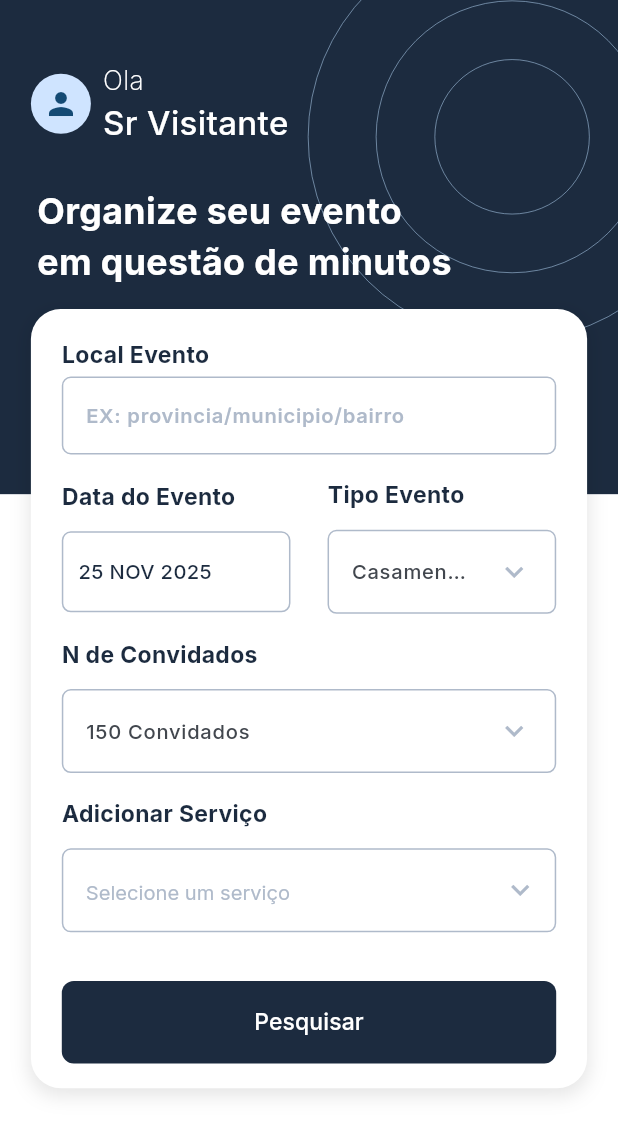
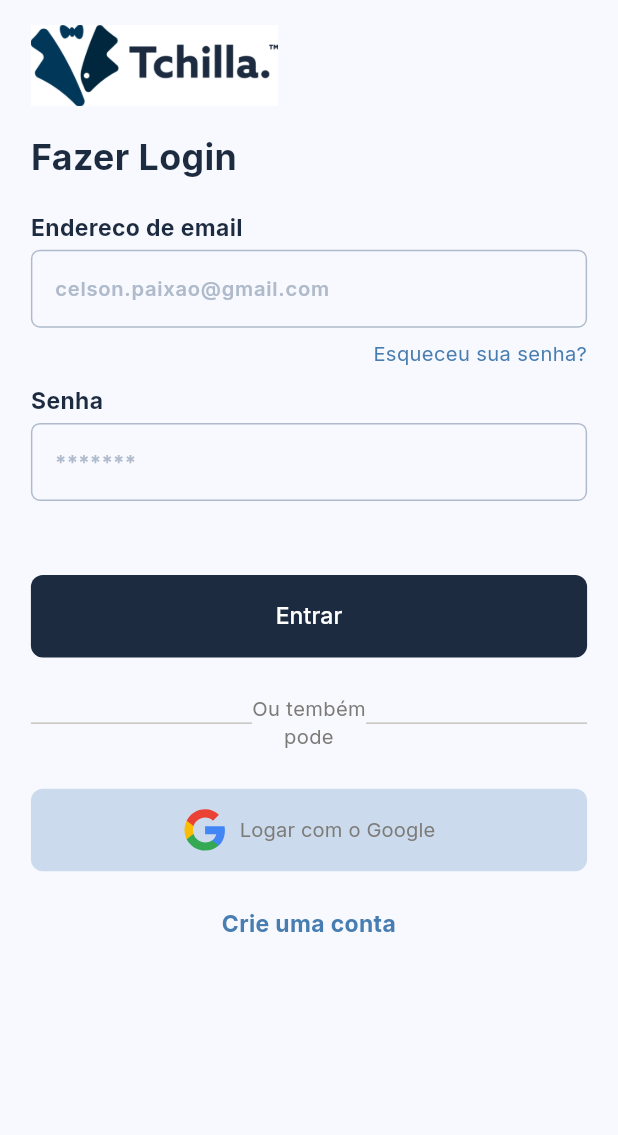
Before and after one commit to Tchilla-TCC-StartUp/tchilla-app-user, a Flutter app: the screen it shows after launch, on a phone screen of 412 x 824 dp. Shown: the top 1135 px of the screen. Run offline on Flutter 3.47's test engine with Material 3 defaults, Android fonts, the phone set to English and light mode, and no system bars; our stand-ins replace flutter_modular, flutter_svg, google_fonts, responsive_sizer.

Commit message:
create login page , regsiter page and add viewmodels

```diff
--- a/lib/resources/app_constats.dart
+++ b/lib/resources/app_constats.dart
@@ -6,3 +6,5 @@ const String logoSvg = '${vectoresPash}logo.svg';
 const String logotipoSvg = '${vectoresPash}logotipo.svg';
 const String logoPng = '${vectoresPash}logo3x.png';
 const String logotipoPng = '${vectoresPash}logotipo3x.png';
+
+const String googlelogoSvg = '${vectoresPash}Google__G__logo.svg';
--- a/lib/resources/app_routers.dart
+++ b/lib/resources/app_routers.dart
@@ -5,3 +5,5 @@ final String initialRoute = Modular.initialRoute;
 final String mainRouter = "${initialRoute}main";
 
 final String homePage = "$mainRouter/home";
+final String loginPage = "$mainRouter/login";
+final String registerPage = "$mainRouter/register";
--- a/lib/style/app_text_style.dart
+++ b/lib/style/app_text_style.dart
@@ -22,7 +22,7 @@ enum TextStyleEnum {
   overline,
 }
 
-TextStyle getTextStyle(TextStyleEnum style, {Color color = primary950}) {
+TextStyle getTextStyle(TextStyleEnum style, {Color color = primary950,}) {
   switch (style) {
     case TextStyleEnum.p_normal:
       return GoogleFonts.inter(
--- a/lib/util/interface/inavigation.dart
+++ b/lib/util/interface/inavigation.dart
@@ -1,3 +1,5 @@
 abstract class INavigation {
- Future<void> navigateToHome();
+  Future<void> navigateToHome();
+  Future<void> navigateToLoginPage();
+    Future<void> navigateToRegisterPage();
 }
--- a/lib/view/pages/home_page.dart
+++ b/lib/view/pages/home_page.dart
@@ -13,7 +13,7 @@ import 'package:tchilla/view/widgets/app_global_show_and_hide_animation.dart';
 import 'package:tchilla/view/widgets/app_global_spacing.dart';
 import 'package:tchilla/view/widgets/app_global_text.dart';
 import 'package:tchilla/view/widgets/app_global_text_button.dart';
-import 'package:tchilla/viewmodel/app_circular_liner.dart';
+import 'package:tchilla/view/widgets/app_circular_liner.dart';
 
 class HomePage extends StatefulWidget {
   const HomePage({super.key});
@@ -94,7 +94,7 @@ class _HomePageState extends State<HomePage> {
                 focusNode: _locationFocusNode,
               ),
               AppGlobalShowAndHideAnimation(
-                focusNode: _locationFocusNode,
+                focusNode: [_locationFocusNode],
                 children: [
                   AppGlobalVericalSpacing(
                     value: 2.h,
@@ -157,16 +157,13 @@ class _HomePageState extends State<HomePage> {
                       print("Tags Selecionadas: $selectedTags");
                     },
                   ),
-                  AppGlobalVericalSpacing(
-                    value: 2.h,
-                  ),
                 ],
               ),
               AppGlobalTextButton(
                 minWidth: 80.w,
                 textButton: "Pesquisar",
                 onPressed: () {},
-              )
+              ),
             ],
           )),
         ),
--- /dev/null
+++ b/lib/view/pages/login_page.dart
@@ -0,0 +1,138 @@
+import 'package:flutter/cupertino.dart';
+import 'package:flutter/material.dart';
+import 'package:flutter_modular/flutter_modular.dart';
+import 'package:flutter_svg/flutter_svg.dart';
+import 'package:responsive_sizer/responsive_sizer.dart';
+import 'package:tchilla/resources/app_constats.dart';
+import 'package:tchilla/resources/app_size.dart';
+import 'package:tchilla/style/app_text_style.dart';
+import 'package:tchilla/style/colors.dart';
+import 'package:tchilla/view/widgets/app_animation_logo.dart';
+import 'package:tchilla/view/widgets/app_auth_divider.dart';
+import 'package:tchilla/view/widgets/app_global_image_button.dart';
+import 'package:tchilla/view/widgets/app_global_input.dart';
+import 'package:tchilla/view/widgets/app_global_show_and_hide_animation.dart';
+import 'package:tchilla/view/widgets/app_global_spacing.dart';
+import 'package:tchilla/view/widgets/app_global_text.dart';
+import 'package:tchilla/view/widgets/app_global_text_button.dart';
+import 'package:tchilla/view/widgets/app_layoutpage.dart';
+import 'package:tchilla/viewmodel/login_viewmodel.dart';
+
+class LoginPage extends StatefulWidget {
+  const LoginPage({super.key});
+
+  @override
+  State<LoginPage> createState() => _LoginPageState();
+}
+
+class _LoginPageState extends State<LoginPage> {
+  final FocusNode emailFocusNode = FocusNode();
+  final FocusNode passwordFocusNode = FocusNode();
+  final viewmodel = Modular.get<LoginViewmodel>();
+
+  @override
+  Widget build(BuildContext context) {
+    return Scaffold(
+        body: AppLayoutpage(
+      body: Column(
+        crossAxisAlignment: CrossAxisAlignment.start,
+        children: [
+          AppAnimationLogo(
+            focusNode: [
+              emailFocusNode,
+              passwordFocusNode,
+            ],
+          ),
+          AppGlobalText(
+            text: "Fazer Login",
+            style: TextStyleEnum.h2_bold,
+          ),
+          AppGlobalVericalSpacing(
+            value: 2.h,
+          ),
+          Column(
+            crossAxisAlignment: CrossAxisAlignment.end,
+            children: [
+              AppGlobalInput(
+                focusNode: emailFocusNode,
+                helpText: "Endereco de email",
+                hintText: "celson.paixao@gmail.com",
+                keyboardType: TextInputType.emailAddress,
+                textInputAction: TextInputAction.next,
+              ),
+              const AppGlobalVericalSpacing(),
+              GestureDetector(
+                onTap: () {},
+                child: AppGlobalText(
+                  text: "Esqueceu sua senha?",
+                  style: TextStyleEnum.p_normal,
+                  color: primary500,
+                ),
+              )
+            ],
+          ),
+          const AppGlobalVericalSpacing(),
+          AppGlobalInput(
+            focusNode: passwordFocusNode,
+            helpText: "Senha",
+            hintText: "*******",
+            keyboardType: TextInputType.visiblePassword,
+            textInputAction: TextInputAction.done,
+            obscureText: true,
+          ),
+          AppGlobalVericalSpacing(
+            value: 6.h,
+          ),
+          AppGlobalTextButton(
+            minWidth: 100.w,
+            onPressed: viewmodel.navigateToHomePagePage,
+            textButton: "Entrar",
+          ),
+          AppGlobalVericalSpacing(
+            value: 3.h,
+          ),
+          const AppAuthDivider(text: "Ou tembém\npode"),
+          AppGlobalVericalSpacing(
+            value: 3.h,
+          ),
+          AppGlobalImageButton(
+            minWidth: 100.w,
+            color: primary300.withOpacity(.5),
+            onPressed: () {},
+            child: Row(
+              mainAxisAlignment: MainAxisAlignment.center,
+              children: [
+                SvgPicture.asset(
+                  googlelogoSvg,
+                  width: 30.px,
+                  height: 30.px,
+                ),
+                const AppGlobalHorizontalSpacing(),
+                AppGlobalText(
+                  text: "Logar com o Google",
+                  style: TextStyleEnum.p_normal,
+                  color: gray600,
+                )
+              ],
+            ),
+          ),
+          AppGlobalVericalSpacing(
+            value: 3.h,
+          ),
+          Align(
+            alignment: Alignment.center,
+            child: GestureDetector(
+              onTap: viewmodel.navigateToRegisterPage,
+              child: AppGlobalText(
+                text: "Crie uma conta",
+                style: TextStyleEnum.h3_bold,
+                color: primary500,
+                align: TextAlign.center,
+              ),
+            ),
+          )
+        ],
+      ),
+    ));
+  }
+}
--- /dev/null
+++ b/lib/view/widgets/app_animation_logo.dart
@@ -0,0 +1,32 @@
+import 'package:flutter/cupertino.dart';
+import 'package:responsive_sizer/responsive_sizer.dart';
+import 'package:tchilla/resources/app_constats.dart';
+import 'package:tchilla/view/widgets/app_global_show_and_hide_animation.dart';
+import 'package:tchilla/view/widgets/app_global_spacing.dart';
+
+class AppAnimationLogo extends StatelessWidget {
+  final List<FocusNode> focusNode;
+  const AppAnimationLogo({
+    super.key,
+    required this.focusNode,
+  });
+
+  @override
+  Widget build(BuildContext context) {
+    return AppGlobalShowAndHideAnimation(
+      focusNode: focusNode,
+      children: [
+        AppGlobalVericalSpacing(
+          value: 2.h,
+        ),
+        Image.asset(
+          logotipoPng,
+          width: 40.w,
+        ),
+        AppGlobalVericalSpacing(
+          value: 2.h,
+        ),
+      ],
+    );
+  }
+}
--- /dev/null
+++ b/lib/view/widgets/app_auth_divider.dart
@@ -0,0 +1,32 @@
+import 'package:flutter/cupertino.dart';
+import 'package:flutter/material.dart';
+import 'package:tchilla/style/app_text_style.dart';
+import 'package:tchilla/style/colors.dart';
+import 'package:tchilla/view/widgets/app_global_text.dart';
+
+class AppAuthDivider extends StatelessWidget {
+  final String text;
+  const AppAuthDivider({super.key, required this.text});
+
+  @override
+  Widget build(BuildContext context) {
+    return Row(
+      children: [
+        const Expanded(
+            child: Divider(
+          color: gray400,
+        )),
+        AppGlobalText(
+          text: text,
+          align: TextAlign.center,
+          style: TextStyleEnum.p_normal,
+          color: gray600,
+        ),
+        const Expanded(
+            child: Divider(
+          color: gray400,
+        )),
+      ],
+    );
+  }
+}
--- /dev/null
+++ b/lib/view/widgets/app_global_image_button.dart
@@ -0,0 +1,37 @@
+import 'package:flutter/cupertino.dart';
+import 'package:flutter/material.dart';
+import 'package:responsive_sizer/responsive_sizer.dart';
+import 'package:tchilla/style/app_text_style.dart';
+import 'package:tchilla/style/colors.dart';
+import 'package:tchilla/view/widgets/app_global_text.dart';
+
+class AppGlobalImageButton extends StatelessWidget {
+  const AppGlobalImageButton({
+    super.key,
+    required this.onPressed,
+    this.minWidth,
+    this.color,
+    required this.child,
+  });
+
+  final void Function() onPressed;
+  final double? minWidth;
+  final Widget child;
+  final Color? color;
+
+  @override
+  Widget build(BuildContext context) {
+    return MaterialButton(
+      color: color,
+      splashColor: primary50,
+      elevation: 0,
+      minWidth: minWidth,
+      height: 55.px,
+      onPressed: onPressed,
+      shape: RoundedRectangleBorder(
+        borderRadius: BorderRadius.circular(8.px),
+      ),
+      child: child,
+    );
+  }
+}
--- a/lib/view/widgets/app_global_show_and_hide_animation.dart
+++ b/lib/view/widgets/app_global_show_and_hide_animation.dart
@@ -2,10 +2,10 @@ import 'package:flutter/material.dart';
 import 'package:tchilla/view/widgets/app_global_spacing.dart';
 
 class AppGlobalShowAndHideAnimation extends StatefulWidget {
-  final FocusNode focusNode; // FocusNode para monitorar o foco
-  final List<Widget> children; // Widgets que serão exibidos/ocultados
-  final Duration duration; // Duração da animação
-  final Curve curve; // Curva da animação
+  final List<FocusNode> focusNode;
+  final List<Widget> children;
+  final Duration duration;
+  final Curve curve;
 
   const AppGlobalShowAndHideAnimation({
     Key? key,
@@ -29,12 +29,15 @@ class _AppGlobalShowAndHideAnimationState
   void initState() {
     super.initState();
 
-    // Listener para monitorar o estado do FocusNode
-    widget.focusNode.addListener(() {
-      setState(() {
-        _isVisible = !widget.focusNode.hasFocus;
-      });
-    });
+    widget.focusNode.forEach(
+      (e) {
+        e.addListener(() {
+          setState(() {
+            _isVisible = !e.hasFocus;
+          });
+        });
+      },
+    );
   }
 
   @override
--- a/lib/view/widgets/app_global_text.dart
+++ b/lib/view/widgets/app_global_text.dart
@@ -8,6 +8,7 @@ class AppGlobalText extends StatelessWidget {
   final int? maxLines;
   final TextStyleEnum style;
   Color? color;
+  final TextAlign? align;
 
   AppGlobalText({
     super.key,
@@ -16,12 +17,14 @@ class AppGlobalText extends StatelessWidget {
     this.color,
     this.minFontSize,
     this.maxLines,
+    this.align,
   });
 
   @override
   Widget build(BuildContext context) {
     return Text(
       text,
+      textAlign: align,
       style: getTextStyle(style, color: color ?? primary950),
       maxLines: maxLines ?? 2,
       overflow: TextOverflow.ellipsis,
--- /dev/null
+++ b/lib/view/widgets/app_layoutpage.dart
@@ -0,0 +1,20 @@
+import 'package:flutter/cupertino.dart';
+import 'package:responsive_sizer/responsive_sizer.dart';
+import 'package:tchilla/resources/app_size.dart';
+
+class AppLayoutpage extends StatelessWidget {
+  final Widget body;
+  const AppLayoutpage({super.key, required this.body});
+
+  @override
+  Widget build(BuildContext context) {
+    return SafeArea(
+      child: Container(
+        margin: EdgeInsets.symmetric(
+          horizontal: getAdaptativeWidth(7.w, 5.w, 3.w),
+        ),
+        child: body,
+      ),
+    );
+  }
+}
--- /dev/null
+++ b/lib/viewmodel/login_viewmodel.dart
@@ -0,0 +1,14 @@
+import 'package:flutter_modular/flutter_modular.dart';
+import 'package:tchilla/util/events/navigation.dart';
+
+class LoginViewmodel {
+  final _navigation = Modular.get<Navigation>();
+
+  Future<void> navigateToRegisterPage() {
+    return _navigation.navigateToRegisterPage();
+  }
+
+  Future<void> navigateToHomePagePage() {
+    return _navigation.navigateToHome();
+  }
+}
--- a/lib/viewmodel/splash_viewmodel.dart
+++ b/lib/viewmodel/splash_viewmodel.dart
@@ -7,7 +7,6 @@ class SplashViewmodel extends ChangeNotifier {
 
   Future<void> navigateToHomePage() async {
     await Future.delayed(const Duration(seconds: 5));
-    await _navigation.navigateToHome();
+    await _navigation.navigateToLoginPage();
   }
-
 }
```
Also changed, not shown: lib/app_module.dart (+16 -1 lines), lib/util/events/navigation.dart (+20 -2 lines), lib/view/pages/register_page.dart (added, +144 -0 lines), lib/viewmodel/register_viewmodel.dart (added, +10 -0 lines), assets/vectores/Google__G__logo.svg (added), lib/view/widgets/app_circular_liner.dart (renamed from lib/viewmodel/app_circular_liner.dart).
